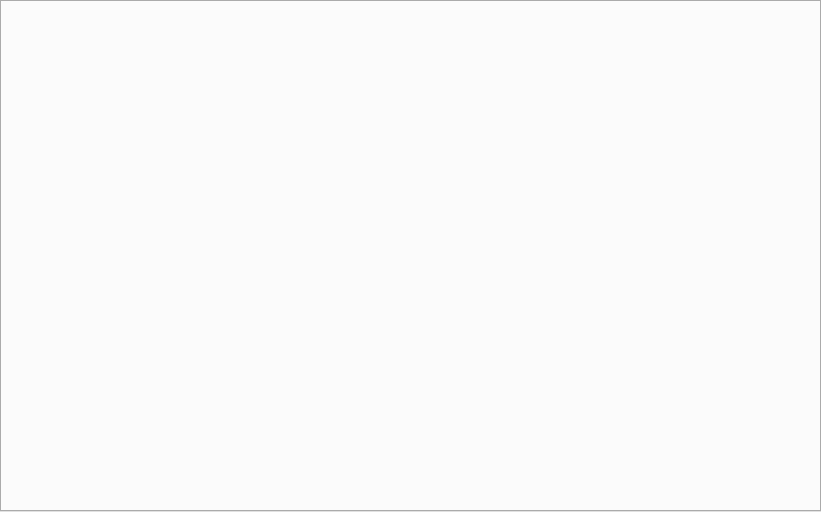
Before: the Qt Designer form guardata/client/gui/forms/main_window.ui in bitlogik/guardata, drawn with Qt 5.
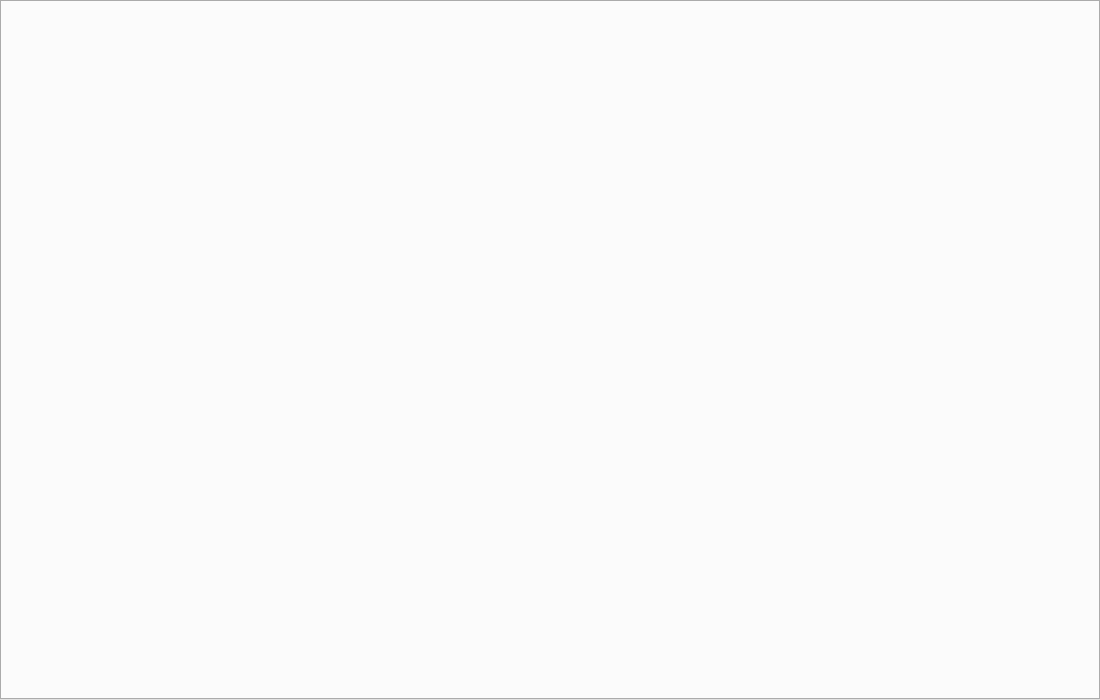
After: the same form once the commit is applied. Icons and pictures are not drawn.

Commit message: Don't start maximized

```diff
--- a/guardata/client/gui/forms/main_window.ui
+++ b/guardata/client/gui/forms/main_window.ui
@@ -6,8 +6,8 @@
    <rect>
     <x>0</x>
     <y>0</y>
-    <width>821</width>
-    <height>512</height>
+    <width>1100</width>
+    <height>700</height>
    </rect>
   </property>
   <property name="maximumSize">
```
The commit also changes 2 other files.
